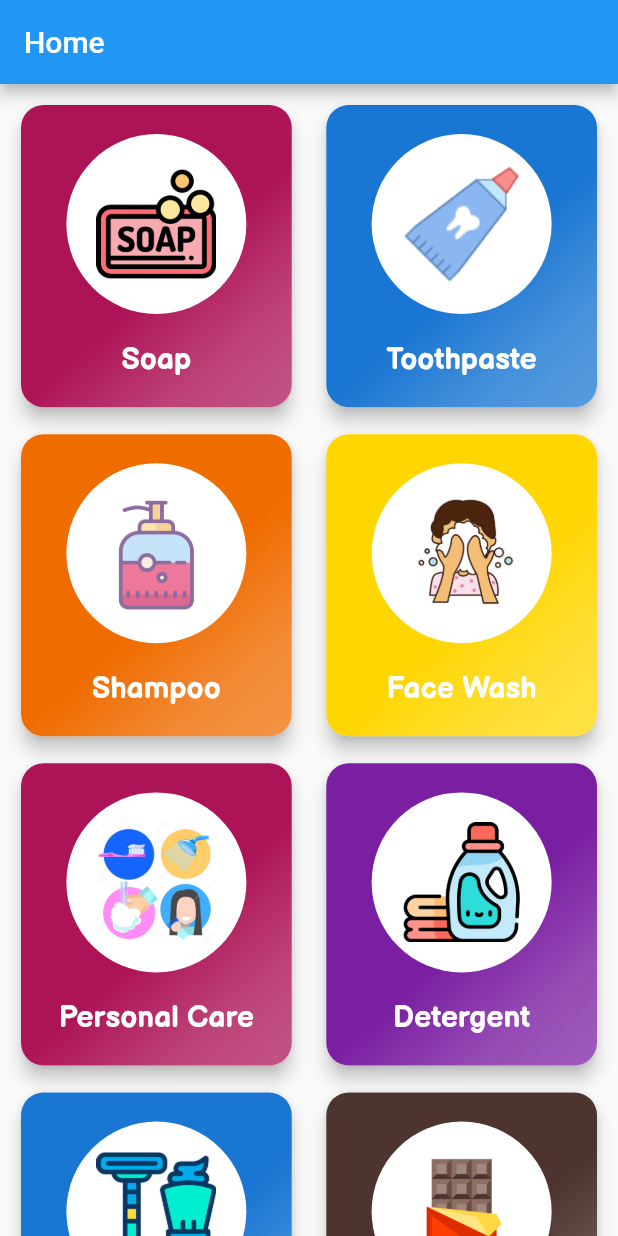
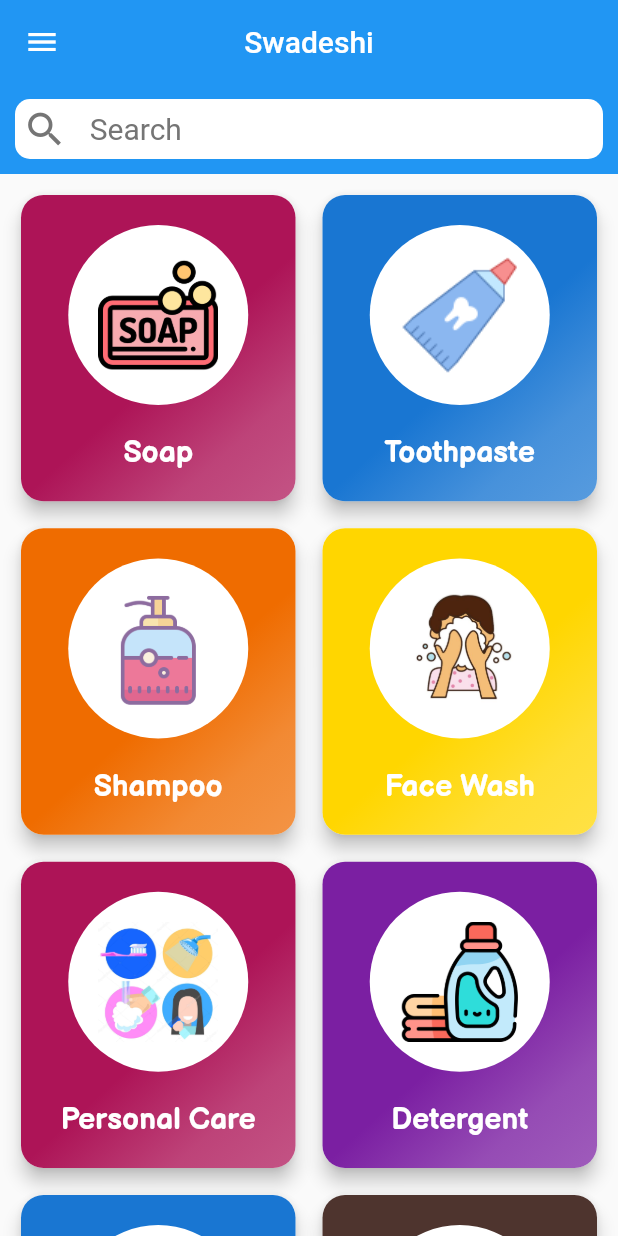
Before and after one commit to JashanPuri/Swadeshi-App, a Flutter app: the screen it shows after launch, on a phone screen of 412 x 824 dp. Run offline on Flutter 3.47's test engine with Material 2 defaults, Android fonts, the phone set to English and light mode, and no system bars; our stand-ins replace flutter_sticky_header.

Commit message:
Search Added in Home Screen

```diff
--- a/swadeshi_app/lib/home_screen/category_item.dart
+++ b/swadeshi_app/lib/home_screen/category_item.dart
@@ -10,7 +10,8 @@ class CategoryItem extends StatelessWidget {
   Widget build(BuildContext context) {
     return InkWell(
       borderRadius: BorderRadius.circular(15),
-      onTap: (){},
+      onTap: (){
+      },
       child: Card(
         elevation: 5,
         shape: RoundedRectangleBorder(borderRadius: BorderRadius.circular(15)),
--- a/swadeshi_app/lib/home_screen/category_screen.dart
+++ b/swadeshi_app/lib/home_screen/category_screen.dart
@@ -1,7 +1,9 @@
 import 'package:flutter/cupertino.dart';
 import 'package:flutter/material.dart';
+import 'package:flutter_sticky_header/flutter_sticky_header.dart';
 
 import '../category_data.dart';
+import '../search_main_page.dart';
 import 'category_item.dart';
 
 class CategoryScreen extends StatefulWidget {
@@ -13,29 +15,104 @@ class _CategoryScreenState extends State<CategoryScreen> {
   @override
   Widget build(BuildContext context) {
     return Scaffold(
-      appBar: AppBar(
-        title: Text('Home'),
+      // appBar: AppBar(
+      //   title: Text('Home'),
+      // ),
+      //   body: GridView(
+      //     padding: const EdgeInsets.all(10),
+      //     children: CATEGORIES
+      //         .map(
+      //             (catData) => CategoryItem(
+      //             catData.id,
+      //             catData.title,
+      //             catData.imageLogo,
+      //           catData.cardColor
+      //           //catData.color
+      //         )
+      //     )
+      //         .toList(),
+      //     gridDelegate: SliverGridDelegateWithMaxCrossAxisExtent(
+      //         maxCrossAxisExtent: 200,
+      //         childAspectRatio: 1.8/2,
+      //         crossAxisSpacing: 15,
+      //         mainAxisSpacing: 10
+      //     ),
+      //   )
+
+      body: SafeArea(
+        top: true,
+        child: CustomScrollView(
+          slivers: <Widget>[
+            SliverAppBar(
+              title: Text('Swadeshi'),
+              elevation: 0,
+              floating: true,
+              centerTitle: true,
+              leading: IconButton(
+                  icon: Icon(
+                    Icons.menu,
+                    color: Colors.white,
                   ),
-        body: GridView(
-          padding: const EdgeInsets.all(10),
-          children: CATEGORIES
-              .map(
-                  (catData) => CategoryItem(
+                  onPressed: () {}),
+              // snap: true,
+            ),
+            SliverStickyHeader(
+              header: Container(
+                color: Colors.blue,
+                child: Container(
+                    margin: EdgeInsets.all(10),
+                    decoration: BoxDecoration(
+                        color: Colors.white,
+                        borderRadius: BorderRadius.circular(10)),
+                    child: InkWell(
+                      onTap: () => showSearch(context: context, delegate: SearchCategoriesAndProducts()),
+                      child: Padding(
+                        padding: const EdgeInsets.all(5.0),
+                        child: Row(
+                          children: <Widget>[
+                            Icon(
+                              Icons.search,
+                              size: 30,
+                              color: Colors.grey[600],
+                            ),
+                            Expanded(
+                              child: Text('   Search',
+                                  style: TextStyle(
+                                    color: Colors.grey[600],
+                                    fontSize: 20
+                                  )),
+                            ),
+                          ],
+                        ),
+                      ),
+                    )),
+              ),
+              sliver: SliverPadding(
+                padding: EdgeInsets.all(10),
+                sliver: SliverGrid(
+                  delegate: SliverChildListDelegate(
+                    CATEGORIES
+                        .map((catData) => CategoryItem(
                               catData.id,
                               catData.title,
                               catData.imageLogo,
-                catData.cardColor
-                //catData.color
-              )
-          )
+                              catData.cardColor,
+                              // catData.color
+                            ))
                         .toList(),
+                  ),
                   gridDelegate: SliverGridDelegateWithMaxCrossAxisExtent(
                     maxCrossAxisExtent: 200,
-              childAspectRatio: 1.8/2,
-              crossAxisSpacing: 15,
-              mainAxisSpacing: 10
+                    childAspectRatio: 1.8 / 2,
+                    crossAxisSpacing: 10,
+                    mainAxisSpacing: 10,
                   ),
-        )
+                ),
+              ),
+            ),
+          ],
+        ),
+      ),
     );
   }
 }
--- a/swadeshi_app/lib/main.dart
+++ b/swadeshi_app/lib/main.dart
@@ -1,8 +1,14 @@
 import 'package:flutter/material.dart';
+import 'package:flutter/services.dart';
 import './home_screen/category_screen.dart';
-import 'models/category.dart';
 
 void main() {
+  SystemChrome.setSystemUIOverlayStyle(
+    SystemUiOverlayStyle(
+      statusBarColor: Colors.blue,
+      statusBarBrightness: Brightness.dark,
+    ),
+  );
   runApp(MyApp());
 }
 
@@ -14,16 +20,14 @@ class MyApp extends StatelessWidget {
       debugShowCheckedModeBanner: false,
       title: 'Swadeshi App',
       theme: ThemeData(
-        // accentColor: Colors.blue,
-        textTheme: TextTheme(
-          headline6:TextStyle(
-              fontSize: 20,
-              fontFamily: 'BalsamiqSans',
-              fontWeight: FontWeight.bold,
-              color: Colors.white
-          )
-        )
-      ),
+          primaryColor: Colors.blue,
+          // accentColor: Colors.blue,
+          textTheme: TextTheme(
+              headline6: TextStyle(
+                  fontSize: 20,
+                  fontFamily: 'BalsamiqSans',
+                  fontWeight: FontWeight.bold,
+                  color: Colors.white))),
       home: CategoryScreen(),
     );
   }
--- a/swadeshi_app/pubspec.yaml
+++ b/swadeshi_app/pubspec.yaml
@@ -28,6 +28,7 @@ dependencies:
   # The following adds the Cupertino Icons font to your application.
   # Use with the CupertinoIcons class for iOS style icons.
   cupertino_icons: ^0.1.3
+  flutter_sticky_header:
 
 dev_dependencies:
   flutter_test:
```
Also changed, not shown: swadeshi_app/lib/search_main_page.dart (added, +88 -0 lines), swadeshi_app/pubspec.lock. Lines whose indentation alone changed are shown as unchanged.
